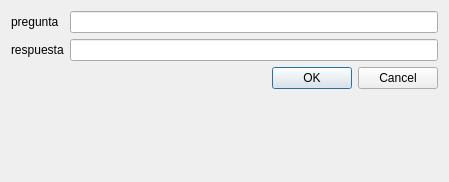
The window that preguntasdialog.ui (Joscart/Juego-OCA) describes before a commit, drawn with Qt 5.
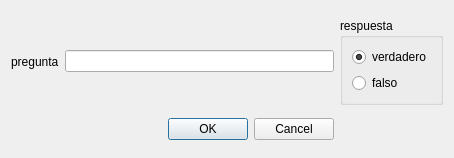
The same window after the commit.

```diff
--- a/preguntasdialog.ui
+++ b/preguntasdialog.ui
@@ -6,14 +6,17 @@
    <rect>
     <x>0</x>
     <y>0</y>
-    <width>449</width>
-    <height>182</height>
+    <width>454</width>
+    <height>158</height>
    </rect>
   </property>
   <property name="windowTitle">
    <string>Dialog</string>
   </property>
-  <layout class="QFormLayout" name="formLayout">
+  <layout class="QGridLayout" name="gridLayout">
+   <item row="0" column="1">
+    <widget class="QLineEdit" name="lnlpregunta"/>
+   </item>
    <item row="0" column="0">
     <widget class="QLabel" name="lblpregunta">
      <property name="text">
@@ -21,19 +24,6 @@
      </property>
     </widget>
    </item>
-   <item row="0" column="1">
-    <widget class="QLineEdit" name="lnlpregunta"/>
-   </item>
-   <item row="1" column="0">
-    <widget class="QLabel" name="lblrespuesta">
-     <property name="text">
-      <string>respuesta</string>
-     </property>
-    </widget>
-   </item>
-   <item row="1" column="1">
-    <widget class="QLineEdit" name="lnlrespuesta"/>
-   </item>
    <item row="2" column="1">
     <widget class="QDialogButtonBox" name="buttonBox">
      <property name="orientation">
@@ -44,6 +34,32 @@
      </property>
     </widget>
    </item>
+   <item row="0" column="2">
+    <widget class="QGroupBox" name="groupBox">
+     <property name="title">
+      <string>respuesta</string>
+     </property>
+     <layout class="QVBoxLayout" name="verticalLayout">
+      <item>
+       <widget class="QRadioButton" name="verdaderoButton">
+        <property name="text">
+         <string>verdadero</string>
+        </property>
+        <property name="checked">
+         <bool>true</bool>
+        </property>
+       </widget>
+      </item>
+      <item>
+       <widget class="QRadioButton" name="falsobutton">
+        <property name="text">
+         <string>falso</string>
+        </property>
+       </widget>
+      </item>
+     </layout>
+    </widget>
+   </item>
   </layout>
  </widget>
  <resources/>
```
